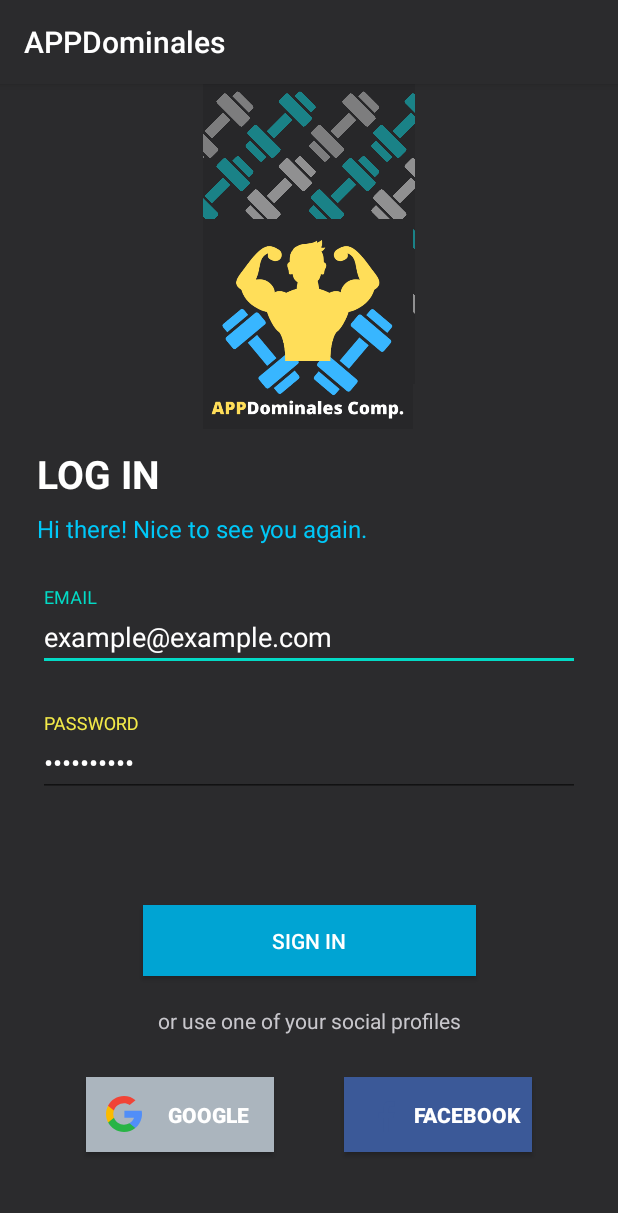
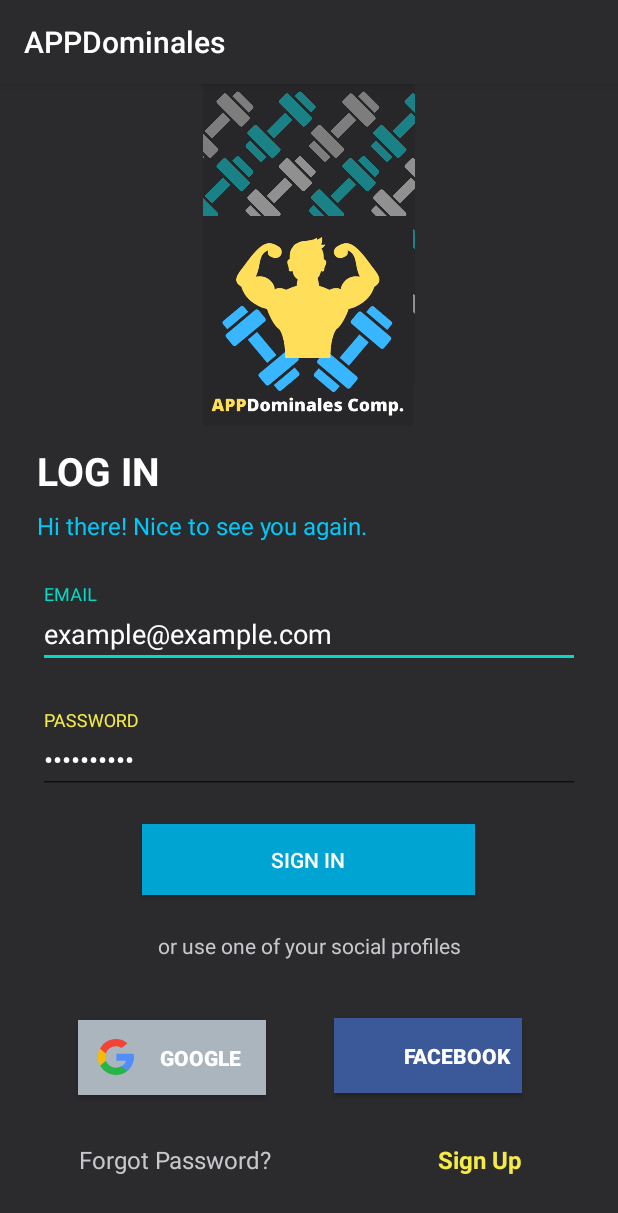
Before and after one commit to IkNafa/APPDominales, an Android app: the Login screen opened directly, with no data from a screen before it, on a phone screen of 412 x 824 dp. Shown: the top 1213 px of the screen. Run offline under Robolectric (Android 15) with nearby library versions, the phone set to English and light mode, and no system bars.

Commit message:
Update Login XML

```diff
--- a/app/src/main/res/layout/activity_login.xml
+++ b/app/src/main/res/layout/activity_login.xml
@@ -10,7 +10,13 @@
     <ImageView
         android:layout_width="match_parent"
         android:layout_height="200dp"
-        android:src="@drawable/fondo"/>
+        android:src="@drawable/fondo"
+        app:layout_constraintBottom_toBottomOf="parent"
+        app:layout_constraintEnd_toEndOf="parent"
+        app:layout_constraintHorizontal_bias="0.0"
+        app:layout_constraintStart_toStartOf="parent"
+        app:layout_constraintTop_toTopOf="parent"
+        app:layout_constraintVertical_bias="0.0" />
 
     <ImageView
         android:layout_width="140dp"
@@ -74,10 +80,10 @@
         android:id="@+id/textInputLayout2"
         android:layout_width="match_parent"
         android:layout_height="wrap_content"
-        android:layout_marginBottom="72dp"
-        android:hint="PASSWORD"
         android:layout_marginStart="25dp"
         android:layout_marginEnd="25dp"
+        android:layout_marginBottom="20dp"
+        android:hint="PASSWORD"
         android:textColorHint="@color/textColorPrimary"
         app:layout_constraintBottom_toTopOf="@+id/button"
         app:layout_constraintEnd_toEndOf="parent"
@@ -97,19 +103,20 @@
         android:id="@+id/button"
         android:layout_width="222dp"
         android:layout_height="47dp"
-        android:layout_marginBottom="20dp"
+        android:layout_marginBottom="24dp"
         android:background="@color/buttonColor"
         android:text="SIGN IN"
         android:textColor="@color/white"
         app:layout_constraintBottom_toTopOf="@+id/textView3"
         app:layout_constraintEnd_toEndOf="parent"
+        app:layout_constraintHorizontal_bias="0.497"
         app:layout_constraintStart_toStartOf="parent" />
 
     <TextView
         android:id="@+id/textView3"
         android:layout_width="wrap_content"
         android:layout_height="wrap_content"
-        android:layout_marginBottom="28dp"
+        android:layout_marginBottom="40dp"
         android:text="or use one of your social profiles"
         android:textColor="@color/textColorSecondary"
         app:layout_constraintBottom_toTopOf="@+id/button3"
@@ -120,32 +127,59 @@
         android:id="@+id/button3"
         android:layout_width="125dp"
         android:layout_height="50dp"
-        android:layout_marginBottom="56dp"
+        android:layout_marginBottom="32dp"
         android:background="@color/googleButtonColor"
         android:drawableStart="@drawable/google"
         android:paddingStart="20px"
         android:text="Google"
         android:textColor="@color/white"
         android:textStyle="bold"
-        app:layout_constraintBottom_toBottomOf="parent"
+        app:layout_constraintBottom_toTopOf="@+id/textView4"
         app:layout_constraintEnd_toEndOf="parent"
-        app:layout_constraintHorizontal_bias="0.2"
+        app:layout_constraintHorizontal_bias="0.181"
         app:layout_constraintStart_toStartOf="parent" />
 
     <Button
         android:id="@+id/button2"
         android:layout_width="125dp"
         android:layout_height="50dp"
-        android:layout_marginBottom="56dp"
+        android:layout_marginBottom="33dp"
         android:background="@color/facebookButtonColor"
         android:drawableStart="@drawable/facebook"
         android:paddingStart="20px"
         android:text="Facebook"
         android:textColor="@color/white"
         android:textStyle="bold"
+        app:layout_constraintBottom_toTopOf="@+id/textView5"
+        app:layout_constraintEnd_toEndOf="parent"
+        app:layout_constraintHorizontal_bias="0.776"
+        app:layout_constraintStart_toStartOf="parent" />
+
+    <TextView
+        android:id="@+id/textView4"
+        android:layout_width="wrap_content"
+        android:layout_height="wrap_content"
+        android:layout_marginBottom="40dp"
+        android:text="Forgot Password?"
+        android:textColor="@color/textColorSecondary"
+        android:textSize="16sp"
         app:layout_constraintBottom_toBottomOf="parent"
         app:layout_constraintEnd_toEndOf="parent"
-        app:layout_constraintHorizontal_bias="0.8"
+        app:layout_constraintHorizontal_bias="0.185"
+        app:layout_constraintStart_toStartOf="parent" />
+
+    <TextView
+        android:id="@+id/textView5"
+        android:layout_width="wrap_content"
+        android:layout_height="wrap_content"
+        android:layout_marginBottom="40dp"
+        android:text="Sign Up"
+        android:textColor="@color/textColorPrimary"
+        android:textSize="16sp"
+        android:textStyle="bold"
+        app:layout_constraintBottom_toBottomOf="parent"
+        app:layout_constraintEnd_toEndOf="parent"
+        app:layout_constraintHorizontal_bias="0.82"
         app:layout_constraintStart_toStartOf="parent" />
 
 
```
